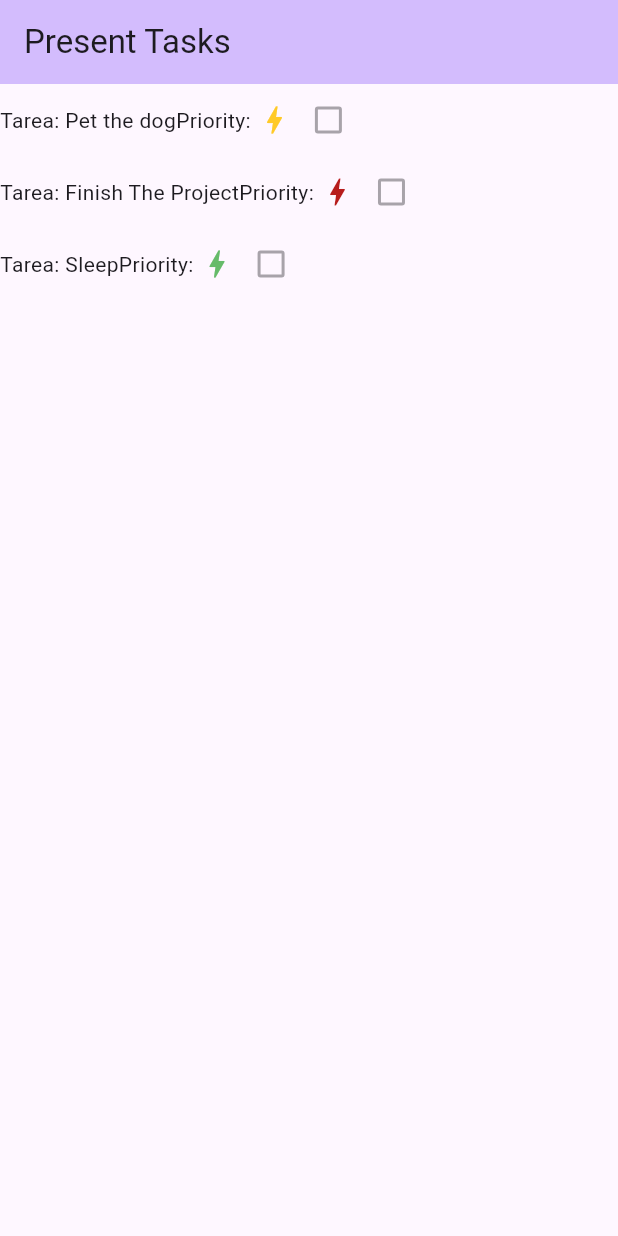
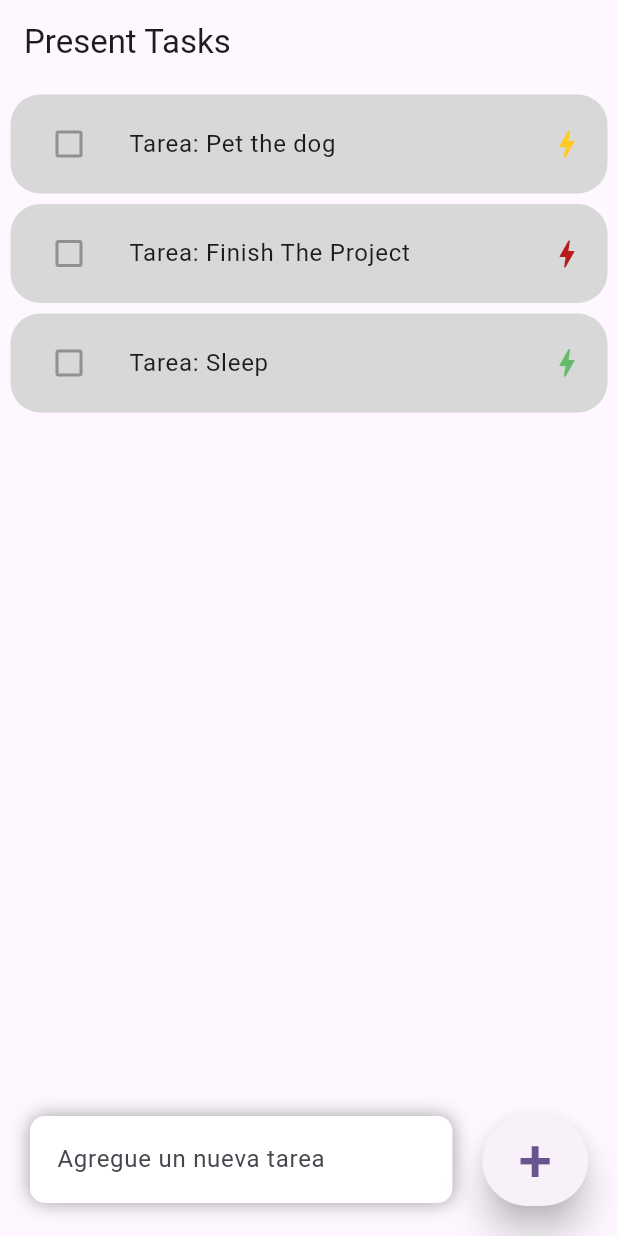
Before and after one commit to diazlisbeh/Todo-list-flutter, a Flutter app: the Inicio screen opened directly, on a phone screen of 412 x 824 dp. Run offline on Flutter 3.47's test engine with Material 2 defaults, Android fonts, the phone set to English and light mode, and no system bars.

Commit message:
Gran mejora grafica a maintest

```diff
--- a/lib/maintest.dart
+++ b/lib/maintest.dart
@@ -8,9 +8,12 @@ class ElliotsApp extends StatelessWidget {
 
   @override
   Widget build(BuildContext context){
-    return const MaterialApp(
+    return MaterialApp(
       title: "Untouchable Tasks",
-      home: Inicio(),
+      theme: ThemeData(
+        colorScheme: ColorScheme.fromSeed(seedColor: Colors.blue),
+      ),
+      home: const Inicio(),
     );
   }
 }
@@ -27,14 +30,65 @@ class ElliotsApp extends StatelessWidget {
     Widget build(BuildContext context) {
       return Scaffold(
         appBar: AppBar(
-        backgroundColor: Theme.of(context).colorScheme.inversePrimary,
+          //backgroundColor: Theme.of(context).colorScheme.primary,
           title: const Text('Present Tasks'),
         ),
-        body: ListView(
+        body: Stack(
+          //alignment: Alignment.center,
+          children: [
+            Container(
+              margin: const EdgeInsets.all(7),
+              child:
+                ListView(
                   children: [
                     wTask(Task("Pet the dog", Priority.medium)),
                     wTask(Task("Finish The Project", Priority.high)),
                     wTask(Task("Sleep", Priority.low))
+                  ],
+                ),
+              ),
+              Align(alignment: Alignment.bottomCenter,
+              child: Row(
+                crossAxisAlignment: CrossAxisAlignment.start,
+                children: [
+                  Expanded(child: Container(
+                    margin: const EdgeInsets.only(right: 20, left: 20, bottom: 20),
+                    padding: const EdgeInsets.symmetric(horizontal: 18, vertical: 5),
+
+                    decoration: BoxDecoration(
+                      color: Colors.white,
+                      boxShadow: const [BoxShadow(
+                        color: Colors.grey,
+                        offset: Offset.zero,
+                        blurRadius: 10.0,
+                        spreadRadius: 0,
+                      )],
+                      borderRadius: BorderRadius.circular(10),
+                      ),
+
+                      child: const TextField(
+                        decoration: InputDecoration(
+                          hintText: 'Agregue un nueva tarea',
+                          border: InputBorder.none
+                        ),
+
+                      ),
+                  )),
+                  Container(
+                    margin: const EdgeInsets.only(bottom: 20, right: 20),
+                    child: ElevatedButton(
+                      onPressed: () {},
+                      style: ElevatedButton.styleFrom(
+                        minimumSize: const Size(60, 60),
+                        elevation: 10,
+                      ),
+
+                      child: const Text('+', style: TextStyle(fontSize: 40),),
+                    ),
+                  ),
+                ],
+              ),
+            )
           ],
         )
 
@@ -44,16 +98,23 @@ class ElliotsApp extends StatelessWidget {
 
 Widget wTask(Task t){
   return Container(
-    child: Row(
-      children: [
-        Text("Tarea: ${t.name}"),
-        const Text("Priority: "),
-        Icon(
+    margin: const EdgeInsets.only(bottom: 7),
+    child:
+    ListTile(
+      //onTap: ,
+      //visualDensity: VisualDensity.adaptivePlatformDensity,
+      shape: RoundedRectangleBorder(borderRadius: BorderRadius.circular(20)),
+
+      contentPadding: const EdgeInsets.symmetric(horizontal: 15, vertical: 5),
+      tileColor: const Color.fromARGB(255, 216, 216, 216),
+      leading: Checkbox(value: t.active, onChanged: null,),
+      title: Text('Tarea: ${t.name}',
+      //  style: TextStyle(fontSize: 16),
+      ),
+      trailing: Icon(
         Icons.bolt,
-          color: t.p == Priority.low ? Colors.green.shade400: t.p == Priority.medium ? Colors.amber.shade400 : Colors.red.shade900,
+        color: t.p == Priority.low ? Colors.green.shade400: t.p == Priority.medium ? Colors.amber.shade400 : Colors.red.shade900
       ),
-        Checkbox(value: t.active, onChanged: null)
-      ],
   ),
   );
 }
```
Lines whose indentation alone changed are shown as unchanged.
